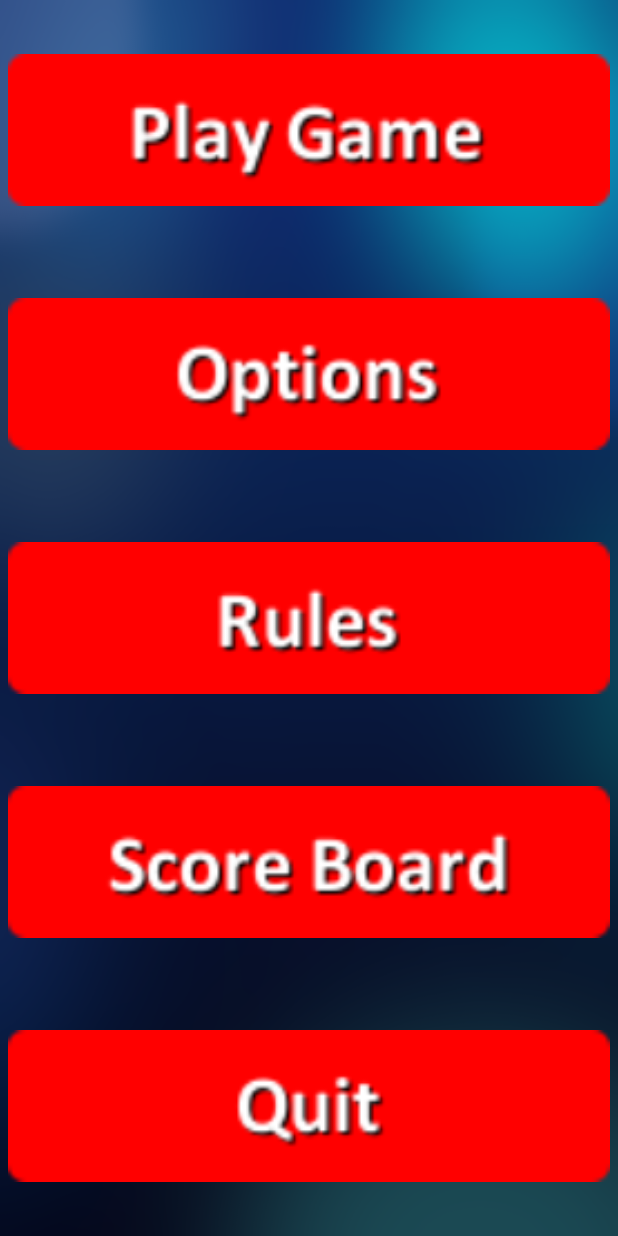
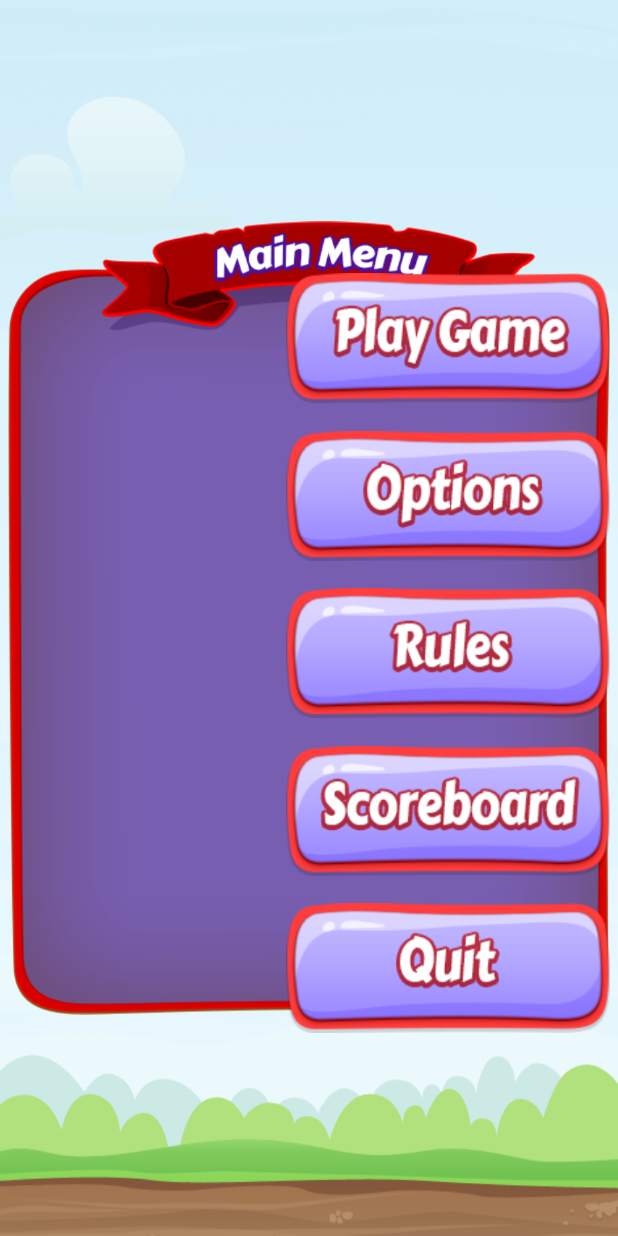
Before and after one commit to andy-kidd133/csc2043-1617-61, an Android app: the layout main_menu.xml on its own in the app's theme, with its tools: preview values and no code run, on a phone screen of 412 x 824 dp. Run offline under Robolectric (Android 15) with nearby library versions, the phone set to English and light mode, and no system bars.

Commit message:
New menu design done

```diff
--- a/app/src/main/java/com/example/andrew/ark9studios/ShuffleCards.java
+++ b/app/src/main/java/com/example/andrew/ark9studios/ShuffleCards.java
@@ -11,8 +11,8 @@ import java.util.Random;
 //Card_Amount is the amount of cards the user has in their deck
 //card is the enum for the cards being stored
 //It should only need an array called deck that contains cards and the amount of cards in the array to work
+
 /*
-
 public class ShuffleCard extends Card extends Deck {
     void shuffle(int Card_Amount){
         for(int i = 0; i < Card_Amount; i++){
--- a/app/src/main/res/layout/main_game_frag.xml
+++ b/app/src/main/res/layout/main_game_frag.xml
@@ -7,7 +7,7 @@
     android:orientation="vertical"
     android:layout_width="match_parent"
     android:layout_height="match_parent"
-    android:background="@drawable/background"
+    android:background="@drawable/unimon_bg"
     >
 
     <LinearLayout
--- a/app/src/main/res/layout/main_menu.xml
+++ b/app/src/main/res/layout/main_menu.xml
@@ -1,75 +1,93 @@
 <?xml version="1.0" encoding="utf-8"?>
-<LinearLayout xmlns:android="http://schemas.android.com/apk/res/android"
+<RelativeLayout xmlns:android="http://schemas.android.com/apk/res/android"
     xmlns:tools="http://schemas.android.com/tools"
     android:orientation="vertical"
     android:layout_width="match_parent"
     android:layout_height="match_parent"
-    android:background="@drawable/background"
+    android:background="@drawable/unimon_bg"
     android:contentDescription="Main Menu Background"
     android:weightSum="5"
     android:padding="5dp"
     >
 
+    <ImageView
+        android:id="@+id/main_menu"
+        android:layout_width="500dp"
+        android:layout_height="1200dp"
+        android:layout_gravity="center"
+        android:adjustViewBounds="true"
+        android:layout_weight="1"
+        android:contentDescription="Menu"
+        android:src="@drawable/menu"
+        android:layout_alignParentTop="true"
+        android:layout_centerHorizontal="true" />
+
+    <ImageView
+        android:id="@+id/scoreboard_button"
+        android:layout_width="220dp"
+        android:layout_height="180dp"
+        android:layout_gravity="center"
+        android:adjustViewBounds="true"
+        android:layout_weight="1"
+        android:contentDescription="ScoreBoard"
+        android:src="@drawable/button_scoreboard"
+        android:layout_marginTop="445dp"
+        android:layout_marginLeft="185dp"
+        />
 
 
     <ImageView
-        android:id="@+id/play_button"
-        android:layout_width="fill_parent"
-        android:layout_height="0dp"
+        android:id="@+id/quit_button"
+        android:layout_width="220dp"
+        android:layout_height="180dp"
         android:layout_gravity="center"
         android:adjustViewBounds="true"
         android:layout_weight="1"
-        android:contentDescription="Play"
-        android:src="@drawable/button_play_game" />
-
-
-    <ImageView
-        android:id="@+id/options_button"
-        android:layout_width="fill_parent"
-        android:layout_height="0dp"
-        android:layout_gravity="center"
-        android:adjustViewBounds="true"
-        android:layout_weight="1"
-        android:contentDescription="Options Button"
-        android:src="@drawable/option_button"
+        android:contentDescription="Quit"
+        android:src="@drawable/button_quit"
+        android:layout_marginTop="550dp"
+        android:layout_marginLeft="185dp"
         />
 
 
     <ImageView
         android:id="@+id/rules_button"
-        android:layout_width="fill_parent"
-        android:layout_height="0dp"
+        android:layout_width="220dp"
+        android:layout_height="180dp"
         android:layout_gravity="center"
         android:adjustViewBounds="true"
         android:layout_weight="1"
-        android:contentDescription="Rules Button"
+        android:contentDescription="Rules"
         android:src="@drawable/button_rules"
+        android:layout_marginTop="340dp"
+        android:layout_marginLeft="185dp"
         />
 
     <ImageView
-        android:id="@+id/scoreboard_button"
-        android:layout_width="fill_parent"
-        android:layout_height="0dp"
+        android:id="@+id/options_button"
+        android:layout_width="220dp"
+        android:layout_height="180dp"
         android:layout_gravity="center"
         android:adjustViewBounds="true"
         android:layout_weight="1"
-        android:contentDescription="Scoreboard Button"
-        android:src="@drawable/button_scoreboard"
-        />
-
+        android:contentDescription="Options"
+        android:src="@drawable/option_button"
+        android:layout_marginTop="235dp"
+        android:layout_marginLeft="185dp"
+ />
 
     <ImageView
-        android:id="@+id/quit_button"
-        android:layout_width="fill_parent"
-        android:layout_height="0dp"
+        android:id="@+id/play_button"
+        android:layout_width="220dp"
+        android:layout_height="180dp"
         android:layout_gravity="center"
         android:adjustViewBounds="true"
         android:layout_weight="1"
-        android:contentDescription="Quit Button"
-        android:src="@drawable/button_quit"
-        />
+        android:contentDescription="Play"
+        android:layout_marginTop="130dp"
+        android:layout_marginLeft="185dp"
+        android:src="@drawable/button_play_game"
+ />
 
 
-
-
-</LinearLayout>
+</RelativeLayout>
--- a/app/src/main/res/layout/options_frag.xml
+++ b/app/src/main/res/layout/options_frag.xml
@@ -3,7 +3,7 @@
     xmlns:tools="http://schemas.android.com/tools"
     android:layout_width="match_parent"
     android:layout_height="match_parent"
-    android:background="@drawable/background"
+    android:background="@drawable/unimon_bg"
     android:orientation="vertical">
 
 
@@ -17,7 +17,7 @@
         android:layout_marginTop="35dp"
         android:text="Music On"
         android:textAppearance="?android:attr/textAppearanceLarge"
-        android:textColor="#FFFFFF"/>
+        android:textColor="#000000"/>
 
     <Switch
         android:id="@+id/musicswitch"
--- a/app/src/main/res/layout/quit_frag.xml
+++ b/app/src/main/res/layout/quit_frag.xml
@@ -5,7 +5,7 @@
     android:orientation="vertical"
     android:layout_width="match_parent"
     android:layout_height="match_parent"
-    android:background="@drawable/background"
+    android:background="@drawable/unimon_bg"
     android:weightSum="4"
     android:padding="5dp"
     >
@@ -27,7 +27,7 @@
     <ImageView
         android:id="@+id/yes_button"
         android:layout_width="200dp"
-        android:layout_height="300dp"
+        android:layout_height="200dp"
         android:layout_gravity="center"
         android:adjustViewBounds="true"
         android:contentDescription="Yes"
@@ -46,5 +46,4 @@
         tools:ignore="HardcodedText" />
 
 
-
 </LinearLayout>
--- a/app/src/main/res/layout/rules_frag.xml
+++ b/app/src/main/res/layout/rules_frag.xml
@@ -3,7 +3,7 @@
     android:orientation="vertical"
     android:layout_width="match_parent"
     android:layout_height="match_parent"
-    android:background="@drawable/background"
+    android:background="@drawable/unimon_bg"
     android:weightSum="4"
     android:padding="5dp">
 
--- a/app/src/main/res/layout/scoreboard_frag.xml
+++ b/app/src/main/res/layout/scoreboard_frag.xml
@@ -3,7 +3,7 @@
     android:orientation="vertical"
     android:layout_width="match_parent"
     android:layout_height="match_parent"
-    android:background="@drawable/background"
+    android:background="@drawable/unimon_bg"
     android:weightSum="4"
     android:padding="5dp">>
 
--- a/app/src/main/res/layout/splash_screen.xml
+++ b/app/src/main/res/layout/splash_screen.xml
@@ -7,7 +7,7 @@
     android:paddingLeft="@dimen/activity_horizontal_margin"
     android:paddingRight="@dimen/activity_horizontal_margin"
     android:paddingTop="@dimen/activity_vertical_margin"
-    android:background="@drawable/background">
+    android:background="@drawable/unimon_bg">
 
 
     <ImageView
--- a/app/src/main/res/layout/start_frag.xml
+++ b/app/src/main/res/layout/start_frag.xml
@@ -3,7 +3,7 @@
     android:orientation="vertical"
     android:layout_width="match_parent"
     android:layout_height="match_parent"
-    android:background="@drawable/background"
+    android:background="@drawable/unimon_bg"
     android:weightSum="5"
     android:padding="10dp"
 
@@ -27,7 +27,7 @@
         android:gravity="center"
         android:layout_weight="3"
         android:text="Click To Start"
-        android:textColor="#FFFFFF"
+        android:textColor="#000000"
         android:textAppearance="?android:attr/textAppearanceLarge"
         />
 
--- a/app/src/main/res/values/dimens.xml
+++ b/app/src/main/res/values/dimens.xml
@@ -1,5 +1,5 @@
 <resources>
     <!-- Default screen margins, per the Android Design guidelines. -->
-    <dimen name="activity_horizontal_margin">16dp</dimen>
-    <dimen name="activity_vertical_margin">16dp</dimen>
+    <dimen name="activity_horizontal_margin">0dp</dimen>
+    <dimen name="activity_vertical_margin">0dp</dimen>
 </resources>
```
Also changed, not shown: app/src/main/res/drawable/background.png (deleted), app/src/main/res/drawable/button_play_game.png, app/src/main/res/drawable/button_quit.png, app/src/main/res/drawable/button_rules.png, app/src/main/res/drawable/button_scoreboard.png, app/src/main/res/drawable/menu.png (added), app/src/main/res/drawable/no_button.png, app/src/main/res/drawable/option_button.png, app/src/main/res/drawable/unimon_bg.png (added), app/src/main/res/drawable/yes_button.png.
